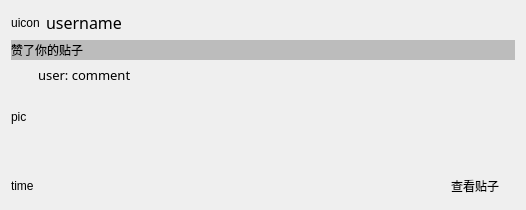
Old version of the form resf/agreed_item.ui in the repository clb-128258/TiebaDesktop.
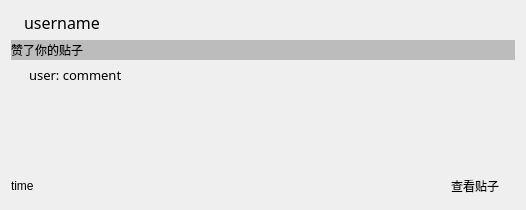
New version of the form.

```diff
--- a/resf/agreed_item.ui
+++ b/resf/agreed_item.ui
@@ -26,7 +26,7 @@
         <cursorShape>PointingHandCursor</cursorShape>
        </property>
        <property name="text">
-        <string>uicon</string>
+        <string/>
        </property>
        <property name="alignment">
         <set>Qt::AlignCenter</set>
@@ -105,7 +105,7 @@
        <item>
         <widget class="QLabel" name="label_2">
          <property name="text">
-          <string>pic</string>
+          <string/>
          </property>
         </widget>
        </item>
```
